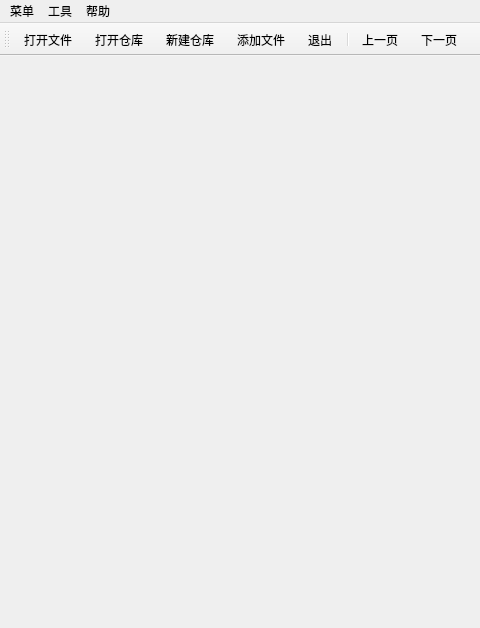
Old version of the form PDF/mainwindow.ui in the repository Godones/QT-Application; both pictures show x 0 to 480 and y 0 to 628 of the 867 by 628 pixel window.
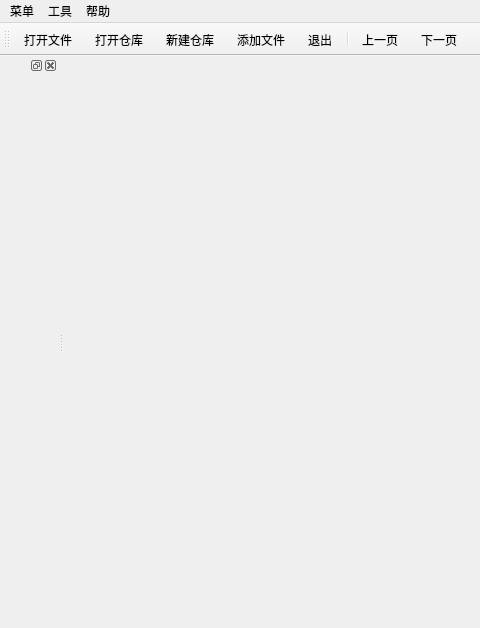
New version of the form. Icons and pictures are not drawn.

```diff
--- a/PDF/mainwindow.ui
+++ b/PDF/mainwindow.ui
@@ -102,6 +102,12 @@
    <addaction name="fitaction"/>
    <addaction name="fitwindowsaction"/>
   </widget>
+  <widget class="QDockWidget" name="dockWidget">
+   <attribute name="dockWidgetArea">
+    <number>1</number>
+   </attribute>
+   <widget class="QWidget" name="dockWidgetContents"/>
+  </widget>
   <action name="openfileaction">
    <property name="icon">
     <iconset resource="icons.qrc">
```
